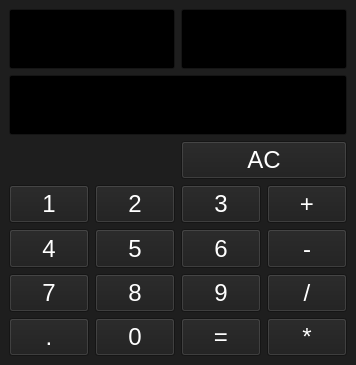
First picture: the form in calculator.ui, repository vimcomes/calculator, before the edit.
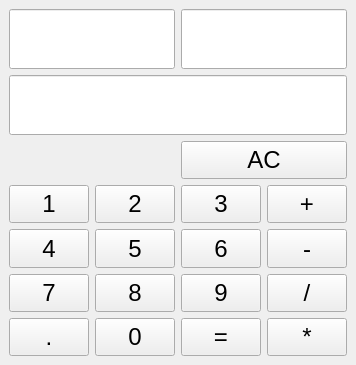
Second picture: the form after the edit.

Commit message: Interface color pallete changes and fonts

The edit to the form file:
```diff
--- a/calculator.ui
+++ b/calculator.ui
@@ -19,451 +19,12 @@
     <verstretch>0</verstretch>
    </sizepolicy>
   </property>
-  <property name="palette">
-   <palette>
-    <active>
-     <colorrole role="WindowText">
-      <brush brushstyle="SolidPattern">
-       <color alpha="255">
-        <red>255</red>
-        <green>255</green>
-        <blue>255</blue>
-       </color>
-      </brush>
-     </colorrole>
-     <colorrole role="Button">
-      <brush brushstyle="SolidPattern">
-       <color alpha="255">
-        <red>30</red>
-        <green>30</green>
-        <blue>30</blue>
-       </color>
-      </brush>
-     </colorrole>
-     <colorrole role="Light">
-      <brush brushstyle="SolidPattern">
-       <color alpha="255">
-        <red>45</red>
-        <green>45</green>
-        <blue>45</blue>
-       </color>
-      </brush>
-     </colorrole>
-     <colorrole role="Midlight">
-      <brush brushstyle="SolidPattern">
-       <color alpha="255">
-        <red>37</red>
-        <green>37</green>
-        <blue>37</blue>
-       </color>
-      </brush>
-     </colorrole>
-     <colorrole role="Dark">
-      <brush brushstyle="SolidPattern">
-       <color alpha="255">
-        <red>15</red>
-        <green>15</green>
-        <blue>15</blue>
-       </color>
-      </brush>
-     </colorrole>
-     <colorrole role="Mid">
-      <brush brushstyle="SolidPattern">
-       <color alpha="255">
-        <red>20</red>
-        <green>20</green>
-        <blue>20</blue>
-       </color>
-      </brush>
-     </colorrole>
-     <colorrole role="Text">
-      <brush brushstyle="SolidPattern">
-       <color alpha="255">
-        <red>255</red>
-        <green>255</green>
-        <blue>255</blue>
-       </color>
-      </brush>
-     </colorrole>
-     <colorrole role="BrightText">
-      <brush brushstyle="SolidPattern">
-       <color alpha="255">
-        <red>255</red>
-        <green>255</green>
-        <blue>255</blue>
-       </color>
-      </brush>
-     </colorrole>
-     <colorrole role="ButtonText">
-      <brush brushstyle="SolidPattern">
-       <color alpha="255">
-        <red>255</red>
-        <green>255</green>
-        <blue>255</blue>
-       </color>
-      </brush>
-     </colorrole>
-     <colorrole role="Base">
-      <brush brushstyle="SolidPattern">
-       <color alpha="255">
-        <red>0</red>
-        <green>0</green>
-        <blue>0</blue>
-       </color>
-      </brush>
-     </colorrole>
-     <colorrole role="Window">
-      <brush brushstyle="SolidPattern">
-       <color alpha="255">
-        <red>30</red>
-        <green>30</green>
-        <blue>30</blue>
-       </color>
-      </brush>
-     </colorrole>
-     <colorrole role="Shadow">
-      <brush brushstyle="SolidPattern">
-       <color alpha="255">
-        <red>0</red>
-        <green>0</green>
-        <blue>0</blue>
-       </color>
-      </brush>
-     </colorrole>
-     <colorrole role="AlternateBase">
-      <brush brushstyle="SolidPattern">
-       <color alpha="255">
-        <red>15</red>
-        <green>15</green>
-        <blue>15</blue>
-       </color>
-      </brush>
-     </colorrole>
-     <colorrole role="ToolTipBase">
-      <brush brushstyle="SolidPattern">
-       <color alpha="255">
-        <red>255</red>
-        <green>255</green>
-        <blue>220</blue>
-       </color>
-      </brush>
-     </colorrole>
-     <colorrole role="ToolTipText">
-      <brush brushstyle="SolidPattern">
-       <color alpha="255">
-        <red>0</red>
-        <green>0</green>
-        <blue>0</blue>
-       </color>
-      </brush>
-     </colorrole>
-     <colorrole role="PlaceholderText">
-      <brush brushstyle="SolidPattern">
-       <color alpha="128">
-        <red>255</red>
-        <green>255</green>
-        <blue>255</blue>
-       </color>
-      </brush>
-     </colorrole>
-    </active>
-    <inactive>
-     <colorrole role="WindowText">
-      <brush brushstyle="SolidPattern">
-       <color alpha="255">
-        <red>255</red>
-        <green>255</green>
-        <blue>255</blue>
-       </color>
-      </brush>
-     </colorrole>
-     <colorrole role="Button">
-      <brush brushstyle="SolidPattern">
-       <color alpha="255">
-        <red>30</red>
-        <green>30</green>
-        <blue>30</blue>
-       </color>
-      </brush>
-     </colorrole>
-     <colorrole role="Light">
-      <brush brushstyle="SolidPattern">
-       <color alpha="255">
-        <red>45</red>
-        <green>45</green>
-        <blue>45</blue>
-       </color>
-      </brush>
-     </colorrole>
-     <colorrole role="Midlight">
-      <brush brushstyle="SolidPattern">
-       <color alpha="255">
-        <red>37</red>
-        <green>37</green>
-        <blue>37</blue>
-       </color>
-      </brush>
-     </colorrole>
-     <colorrole role="Dark">
-      <brush brushstyle="SolidPattern">
-       <color alpha="255">
-        <red>15</red>
-        <green>15</green>
-        <blue>15</blue>
-       </color>
-      </brush>
-     </colorrole>
-     <colorrole role="Mid">
-      <brush brushstyle="SolidPattern">
-       <color alpha="255">
-        <red>20</red>
-        <green>20</green>
-        <blue>20</blue>
-       </color>
-      </brush>
-     </colorrole>
-     <colorrole role="Text">
-      <brush brushstyle="SolidPattern">
-       <color alpha="255">
-        <red>255</red>
-        <green>255</green>
-        <blue>255</blue>
-       </color>
-      </brush>
-     </colorrole>
-     <colorrole role="BrightText">
-      <brush brushstyle="SolidPattern">
-       <color alpha="255">
-        <red>255</red>
-        <green>255</green>
-        <blue>255</blue>
-       </color>
-      </brush>
-     </colorrole>
-     <colorrole role="ButtonText">
-      <brush brushstyle="SolidPattern">
-       <color alpha="255">
-        <red>255</red>
-        <green>255</green>
-        <blue>255</blue>
-       </color>
-      </brush>
-     </colorrole>
-     <colorrole role="Base">
-      <brush brushstyle="SolidPattern">
-       <color alpha="255">
-        <red>0</red>
-        <green>0</green>
-        <blue>0</blue>
-       </color>
-      </brush>
-     </colorrole>
-     <colorrole role="Window">
-      <brush brushstyle="SolidPattern">
-       <color alpha="255">
-        <red>30</red>
-        <green>30</green>
-        <blue>30</blue>
-       </color>
-      </brush>
-     </colorrole>
-     <colorrole role="Shadow">
-      <brush brushstyle="SolidPattern">
-       <color alpha="255">
-        <red>0</red>
-        <green>0</green>
-        <blue>0</blue>
-       </color>
-      </brush>
-     </colorrole>
-     <colorrole role="AlternateBase">
-      <brush brushstyle="SolidPattern">
-       <color alpha="255">
-        <red>15</red>
-        <green>15</green>
-        <blue>15</blue>
-       </color>
-      </brush>
-     </colorrole>
-     <colorrole role="ToolTipBase">
-      <brush brushstyle="SolidPattern">
-       <color alpha="255">
-        <red>255</red>
-        <green>255</green>
-        <blue>220</blue>
-       </color>
-      </brush>
-     </colorrole>
-     <colorrole role="ToolTipText">
-      <brush brushstyle="SolidPattern">
-       <color alpha="255">
-        <red>0</red>
-        <green>0</green>
-        <blue>0</blue>
-       </color>
-      </brush>
-     </colorrole>
-     <colorrole role="PlaceholderText">
-      <brush brushstyle="SolidPattern">
-       <color alpha="128">
-        <red>255</red>
-        <green>255</green>
-        <blue>255</blue>
-       </color>
-      </brush>
-     </colorrole>
-    </inactive>
-    <disabled>
-     <colorrole role="WindowText">
-      <brush brushstyle="SolidPattern">
-       <color alpha="255">
-        <red>15</red>
-        <green>15</green>
-        <blue>15</blue>
-       </color>
-      </brush>
-     </colorrole>
-     <colorrole role="Button">
-      <brush brushstyle="SolidPattern">
-       <color alpha="255">
-        <red>30</red>
-        <green>30</green>
-        <blue>30</blue>
-       </color>
-      </brush>
-     </colorrole>
-     <colorrole role="Light">
-      <brush brushstyle="SolidPattern">
-       <color alpha="255">
-        <red>45</red>
-        <green>45</green>
-        <blue>45</blue>
-       </color>
-      </brush>
-     </colorrole>
-     <colorrole role="Midlight">
-      <brush brushstyle="SolidPattern">
-       <color alpha="255">
-        <red>37</red>
-        <green>37</green>
-        <blue>37</blue>
-       </color>
-      </brush>
-     </colorrole>
-     <colorrole role="Dark">
-      <brush brushstyle="SolidPattern">
-       <color alpha="255">
-        <red>15</red>
-        <green>15</green>
-        <blue>15</blue>
-       </color>
-      </brush>
-     </colorrole>
-     <colorrole role="Mid">
-      <brush brushstyle="SolidPattern">
-       <color alpha="255">
-        <red>20</red>
-        <green>20</green>
-        <blue>20</blue>
-       </color>
-      </brush>
-     </colorrole>
-     <colorrole role="Text">
-      <brush brushstyle="SolidPattern">
-       <color alpha="255">
-        <red>15</red>
-        <green>15</green>
-        <blue>15</blue>
-       </color>
-      </brush>
-     </colorrole>
-     <colorrole role="BrightText">
-      <brush brushstyle="SolidPattern">
-       <color alpha="255">
-        <red>255</red>
-        <green>255</green>
-        <blue>255</blue>
-       </color>
-      </brush>
-     </colorrole>
-     <colorrole role="ButtonText">
-      <brush brushstyle="SolidPattern">
-       <color alpha="255">
-        <red>15</red>
-        <green>15</green>
-        <blue>15</blue>
-       </color>
-      </brush>
-     </colorrole>
-     <colorrole role="Base">
-      <brush brushstyle="SolidPattern">
-       <color alpha="255">
-        <red>30</red>
-        <green>30</green>
-        <blue>30</blue>
-       </color>
-      </brush>
-     </colorrole>
-     <colorrole role="Window">
-      <brush brushstyle="SolidPattern">
-       <color alpha="255">
-        <red>30</red>
-        <green>30</green>
-        <blue>30</blue>
-       </color>
-      </brush>
-     </colorrole>
-     <colorrole role="Shadow">
-      <brush brushstyle="SolidPattern">
-       <color alpha="255">
-        <red>0</red>
-        <green>0</green>
-        <blue>0</blue>
-       </color>
-      </brush>
-     </colorrole>
-     <colorrole role="AlternateBase">
-      <brush brushstyle="SolidPattern">
-       <color alpha="255">
-        <red>30</red>
-        <green>30</green>
-        <blue>30</blue>
-       </color>
-      </brush>
-     </colorrole>
-     <colorrole role="ToolTipBase">
-      <brush brushstyle="SolidPattern">
-       <color alpha="255">
-        <red>255</red>
-        <green>255</green>
-        <blue>220</blue>
-       </color>
-      </brush>
-     </colorrole>
-     <colorrole role="ToolTipText">
-      <brush brushstyle="SolidPattern">
-       <color alpha="255">
-        <red>0</red>
-        <green>0</green>
-        <blue>0</blue>
-       </color>
-      </brush>
-     </colorrole>
-     <colorrole role="PlaceholderText">
-      <brush brushstyle="SolidPattern">
-       <color alpha="128">
-        <red>255</red>
-        <green>255</green>
-        <blue>255</blue>
-       </color>
-      </brush>
-     </colorrole>
-    </disabled>
-   </palette>
-  </property>
   <property name="windowTitle">
    <string>MainWindow</string>
   </property>
+  <property name="autoFillBackground">
+   <bool>false</bool>
+  </property>
   <property name="tabShape">
    <enum>QTabWidget::Triangular</enum>
   </property>
@@ -495,7 +56,7 @@
           </property>
           <property name="font">
            <font>
-            <family>Segoe UI Black</family>
+            <family>Segoe UI</family>
             <pointsize>20</pointsize>
            </font>
           </property>
@@ -517,7 +78,7 @@
           </property>
           <property name="font">
            <font>
-            <family>Segoe UI Black</family>
+            <family>Segoe UI</family>
             <pointsize>20</pointsize>
            </font>
           </property>
@@ -541,7 +102,7 @@
         </property>
         <property name="font">
          <font>
-          <family>Segoe UI Black</family>
+          <family>Segoe UI</family>
           <pointsize>20</pointsize>
          </font>
         </property>
```
The commit also changes 2 other files.
